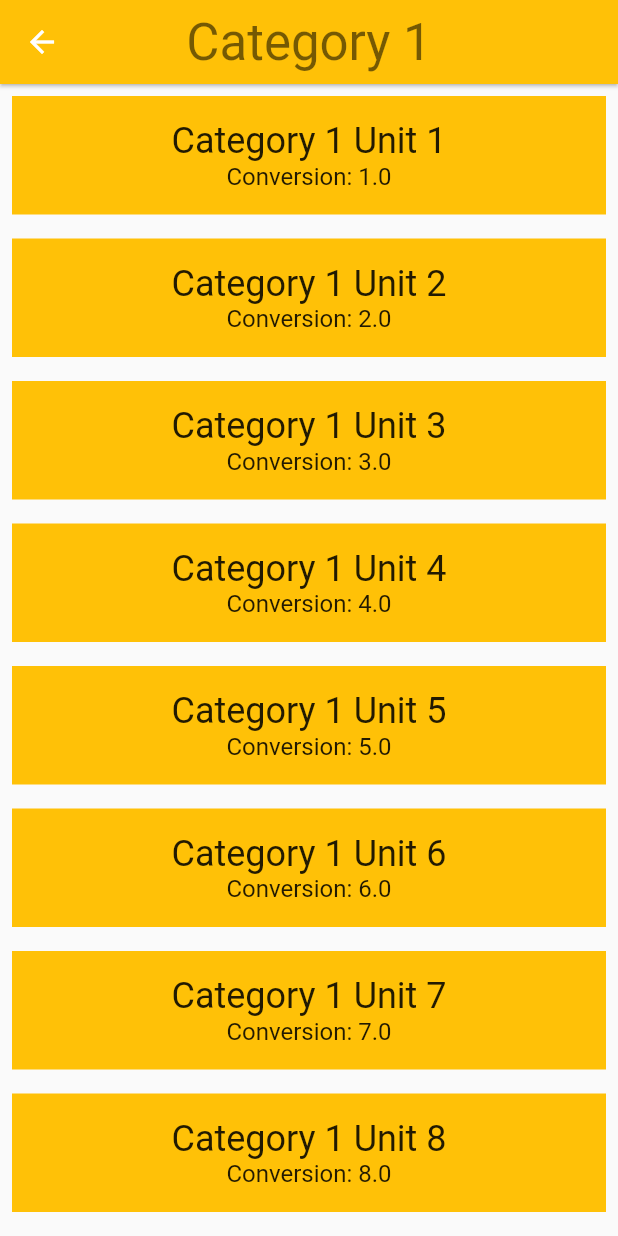
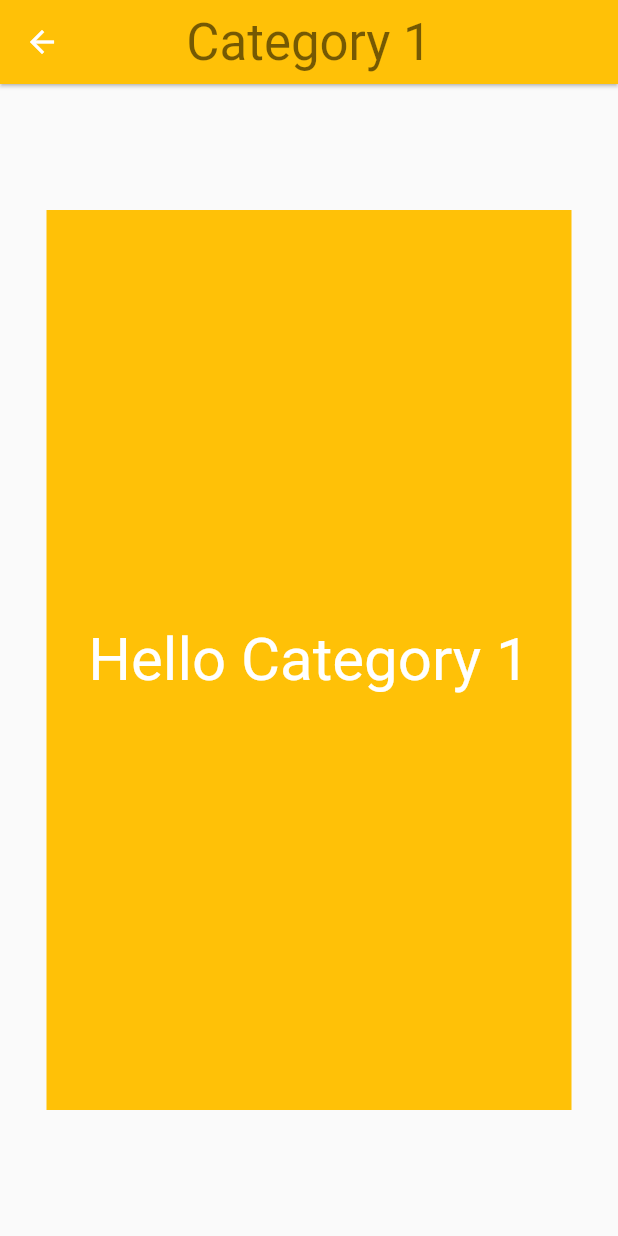
Before and after one commit to alelit4/Udacity_Flutter, a Flutter app: the screen it shows after launch, after a tap on "Category 1", on a phone screen of 412 x 824 dp. Run offline on Flutter 3.47's test engine with Material 2 defaults, Android fonts, the phone set to English and light mode, and no system bars.

Commit message:
listview modifications + router

```diff
--- a/lib/converter_route.dart
+++ b/lib/converter_route.dart
@@ -14,11 +14,12 @@ class ConverterRoute extends StatelessWidget {
         assert(color != null),
         assert(units != null);
 
-  @override
-  Widget build(BuildContext context) {
+  Widget getList(BuildContext context) {
     final unitWidgets = units.map((Unit unit) {
       return Container(
         color: color,
+        height: 100,
+        width: 200,
         margin: EdgeInsets.all(8.0),
         padding: EdgeInsets.all(16.0),
         child: Column(
@@ -40,4 +41,29 @@ class ConverterRoute extends StatelessWidget {
       children: unitWidgets,
     );
   }
+
+  Widget getBlock() {
+    return Center(
+      child: Container(
+        color: color,
+        height: 600,
+        width: 350,
+        child: Center(
+          child: Text(
+            "Hello " + name,
+            style: TextStyle(
+              color: Colors.white,
+              fontSize: 40.0,
+            ),
+          ),
+        ),
+      ),
+    );
+  }
+
+  @override
+  Widget build(BuildContext context) {
+//    return getList(context);
+    return getBlock();
+  }
 }
```
